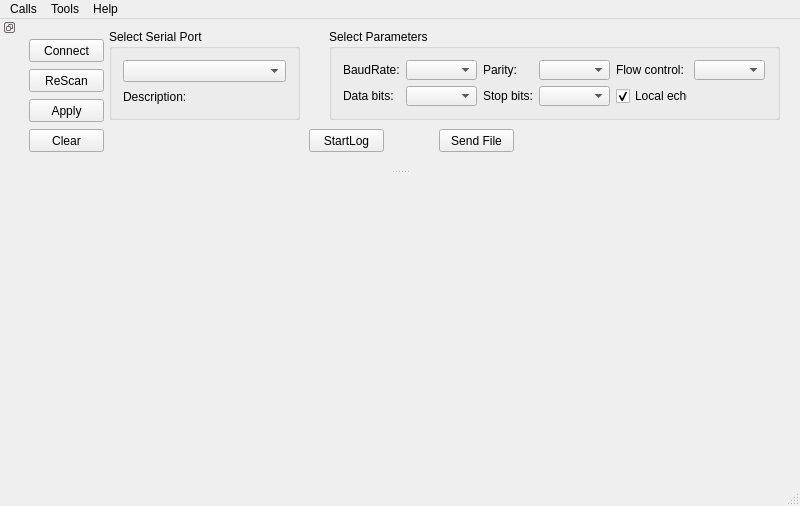
This is mainwindow.ui in scientistnik/fecan as Qt 5 draws it before an edit. The edited form follows.
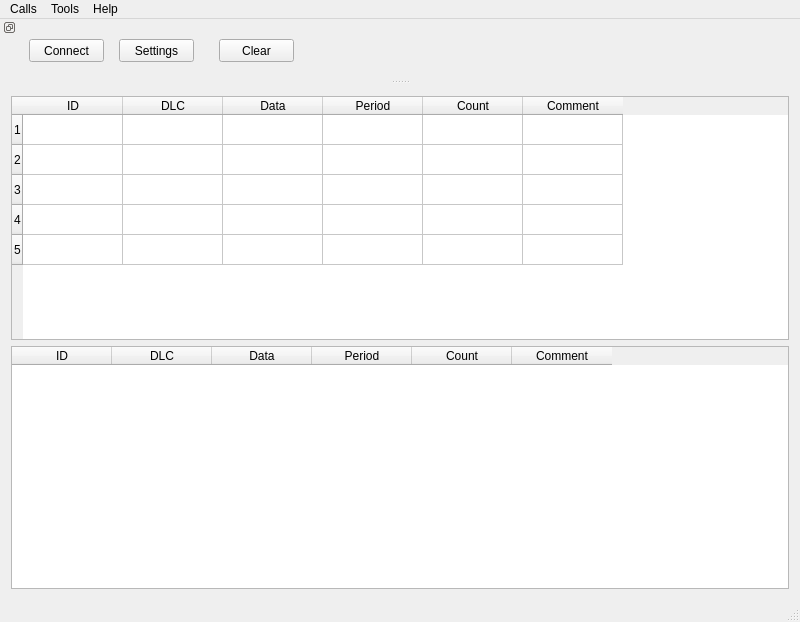
This is the edited form. Icons and pictures are not drawn.

Commit message: Begin Table Receive and Transmit

What changed in the file:
```diff
--- a/mainwindow.ui
+++ b/mainwindow.ui
@@ -7,7 +7,7 @@
     <x>0</x>
     <y>0</y>
     <width>800</width>
-    <height>506</height>
+    <height>622</height>
    </rect>
   </property>
   <property name="minimumSize">
@@ -20,7 +20,91 @@
    <string>ETerminal</string>
   </property>
   <widget class="QWidget" name="centralWidget">
-   <layout class="QVBoxLayout" name="verticalLayout"/>
+   <layout class="QVBoxLayout" name="verticalLayout">
+    <item>
+     <layout class="QVBoxLayout" name="central_lay">
+      <item>
+       <widget class="QTableWidget" name="table_reseive">
+        <property name="rowCount">
+         <number>5</number>
+        </property>
+        <property name="columnCount">
+         <number>6</number>
+        </property>
+        <row/>
+        <row/>
+        <row/>
+        <row/>
+        <row/>
+        <column>
+         <property name="text">
+          <string>ID</string>
+         </property>
+        </column>
+        <column>
+         <property name="text">
+          <string>DLC</string>
+         </property>
+        </column>
+        <column>
+         <property name="text">
+          <string>Data</string>
+         </property>
+        </column>
+        <column>
+         <property name="text">
+          <string>Period</string>
+         </property>
+        </column>
+        <column>
+         <property name="text">
+          <string>Count</string>
+         </property>
+        </column>
+        <column>
+         <property name="text">
+          <string>Comment</string>
+         </property>
+        </column>
+       </widget>
+      </item>
+      <item>
+       <widget class="QTableWidget" name="table_transmit">
+        <column>
+         <property name="text">
+          <string>ID</string>
+         </property>
+        </column>
+        <column>
+         <property name="text">
+          <string>DLC</string>
+         </property>
+        </column>
+        <column>
+         <property name="text">
+          <string>Data</string>
+         </property>
+        </column>
+        <column>
+         <property name="text">
+          <string>Period</string>
+         </property>
+        </column>
+        <column>
+         <property name="text">
+          <string>Count</string>
+         </property>
+        </column>
+        <column>
+         <property name="text">
+          <string>Comment</string>
+         </property>
+        </column>
+       </widget>
+      </item>
+     </layout>
+    </item>
+   </layout>
   </widget>
   <widget class="QMenuBar" name="menuBar">
    <property name="geometry">
@@ -68,7 +152,7 @@
    <property name="minimumSize">
     <size>
      <width>900</width>
-     <height>150</height>
+     <height>60</height>
     </size>
    </property>
    <property name="baseSize">
@@ -90,19 +174,6 @@
     <number>4</number>
    </attribute>
    <widget class="QWidget" name="dockWidgetContents_2">
-    <widget class="QPushButton" name="rescan">
-     <property name="geometry">
-      <rect>
-       <x>10</x>
-       <y>50</y>
-       <width>75</width>
-       <height>23</height>
-      </rect>
-     </property>
-     <property name="text">
-      <string>ReScan</string>
-     </property>
-    </widget>
     <widget class="QPushButton" name="ButtonConnect">
      <property name="geometry">
       <rect>
@@ -116,124 +187,24 @@
       <string>Connect</string>
      </property>
     </widget>
-    <widget class="QGroupBox" name="selectBox">
-     <property name="geometry">
-      <rect>
-       <x>90</x>
-       <y>10</y>
-       <width>191</width>
-       <height>91</height>
-      </rect>
-     </property>
-     <property name="title">
-      <string>Select Serial Port</string>
-     </property>
-     <layout class="QGridLayout" name="gridLayout">
-      <item row="0" column="0">
-       <widget class="QComboBox" name="serialPortInfoListBox"/>
-      </item>
-      <item row="1" column="0">
-       <widget class="QLabel" name="descriptionLabel">
-        <property name="text">
-         <string>Description:</string>
-        </property>
-       </widget>
-      </item>
-     </layout>
-    </widget>
-    <widget class="QGroupBox" name="parametersBox">
-     <property name="geometry">
-      <rect>
-       <x>310</x>
-       <y>10</y>
-       <width>451</width>
-       <height>91</height>
-      </rect>
-     </property>
-     <property name="title">
-      <string>Select Parameters</string>
-     </property>
-     <layout class="QGridLayout" name="gridLayout_2">
-      <item row="0" column="0">
-       <widget class="QLabel" name="baudRateLabel">
-        <property name="text">
-         <string>BaudRate:</string>
-        </property>
-       </widget>
-      </item>
-      <item row="0" column="1">
-       <widget class="QComboBox" name="baudRateBox"/>
-      </item>
-      <item row="0" column="3">
-       <widget class="QComboBox" name="parityBox"/>
-      </item>
-      <item row="0" column="4">
-       <widget class="QLabel" name="flowControlLabel">
-        <property name="text">
-         <string>Flow control:</string>
-        </property>
-       </widget>
-      </item>
-      <item row="1" column="0">
-       <widget class="QLabel" name="dataBitsLabel">
-        <property name="text">
-         <string>Data bits:</string>
-        </property>
-       </widget>
-      </item>
-      <item row="0" column="2">
-       <widget class="QLabel" name="parityLabel">
-        <property name="text">
-         <string>Parity:</string>
-        </property>
-       </widget>
-      </item>
-      <item row="1" column="1">
-       <widget class="QComboBox" name="dataBitsBox"/>
-      </item>
-      <item row="1" column="2">
-       <widget class="QLabel" name="stopBitsLabel">
-        <property name="text">
-         <string>Stop bits:</string>
-        </property>
-       </widget>
-      </item>
-      <item row="1" column="3">
-       <widget class="QComboBox" name="stopBitsBox"/>
-      </item>
-      <item row="0" column="5">
-       <widget class="QComboBox" name="flowControlBox"/>
-      </item>
-      <item row="1" column="4">
-       <widget class="QCheckBox" name="localEchoCheckBox">
-        <property name="text">
-         <string>Local echo</string>
-        </property>
-        <property name="checked">
-         <bool>true</bool>
-        </property>
-       </widget>
-      </item>
-     </layout>
-    </widget>
     <widget class="QPushButton" name="applyButton">
      <property name="geometry">
       <rect>
-       <x>10</x>
-       <y>80</y>
+       <x>100</x>
+       <y>20</y>
        <width>75</width>
        <height>23</height>
       </rect>
      </property>
      <property name="text">
-      <string>Apply</string>
+      <string>Settings</string>
      </property>
     </widget>
     <widget class="QPushButton" name="clearScreen">
      <property name="geometry">
       <rect>
-       <x>10</x>
-       <y>110</y>
+       <x>200</x>
+       <y>20</y>
        <width>75</width>
        <height>23</height>
       </rect>
@@ -242,32 +213,6 @@
       <string>Clear</string>
      </property>
     </widget>
-    <widget class="QPushButton" name="startLog">
-     <property name="geometry">
-      <rect>
-       <x>290</x>
-       <y>110</y>
-       <width>75</width>
-       <height>23</height>
-      </rect>
-     </property>
-     <property name="text">
-      <string>StartLog</string>
-     </property>
-    </widget>
-    <widget class="QPushButton" name="send_file">
-     <property name="geometry">
-      <rect>
-       <x>420</x>
-       <y>110</y>
-       <width>75</width>
-       <height>23</height>
-      </rect>
-     </property>
-     <property name="text">
-      <string>Send File</string>
-     </property>
-    </widget>
    </widget>
   </widget>
   <action name="actionAbout">
```
Left out of the diff: 2 changed lines with no effect on the pictures. The commit also changes 9 other files.
